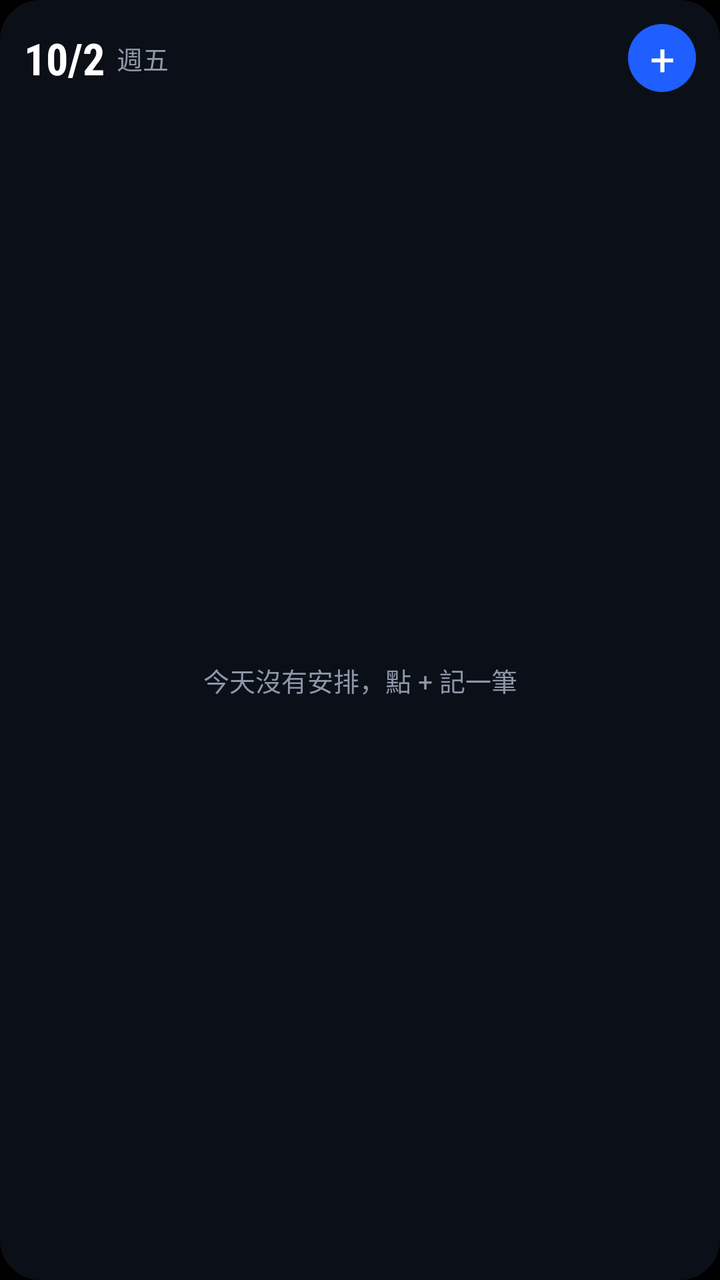
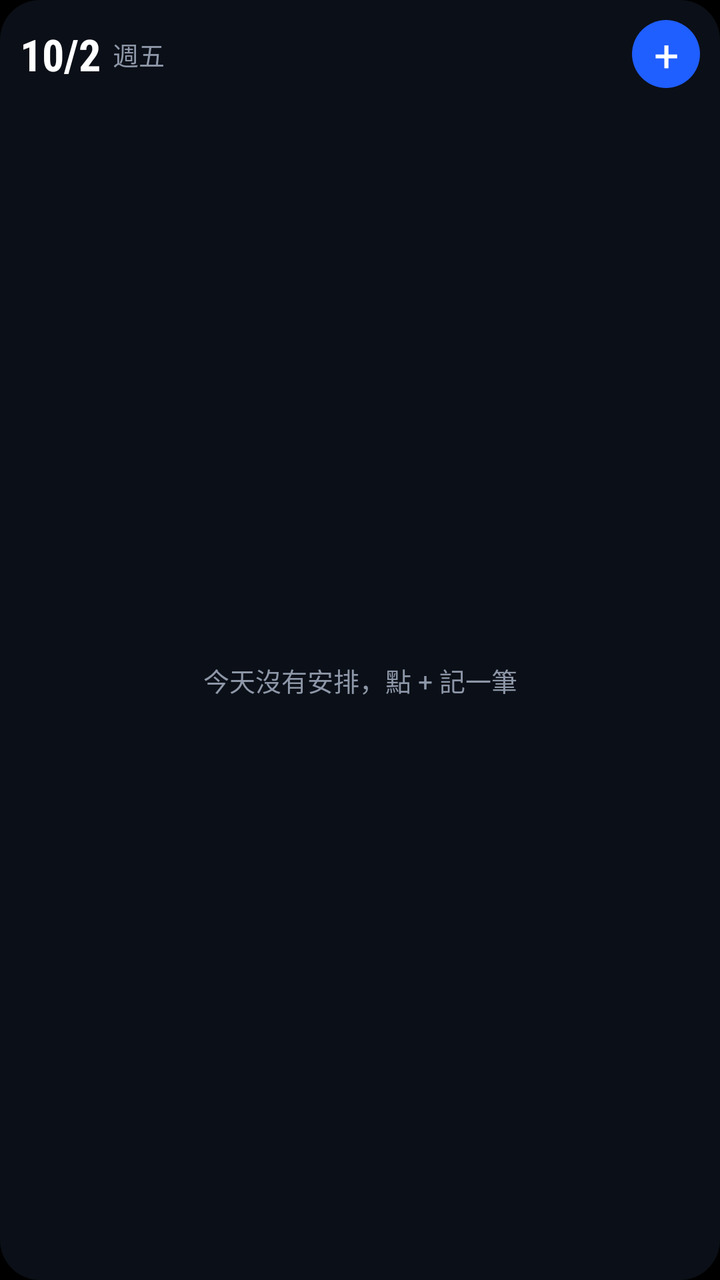

Compare the two renders of this Android layout. The source of the first and the diff that turns it into the second are given below.
<!-- AndroidManifest.xml: application theme AppTheme -->
<!-- res/layout/widget.xml -->
<?xml version="1.0" encoding="utf-8"?>
<LinearLayout xmlns:android="http://schemas.android.com/apk/res/android"
    android:id="@+id/w_root"
    android:layout_width="match_parent"
    android:layout_height="match_parent"
    android:orientation="vertical"
    android:background="@drawable/widget_bg"
    android:padding="12dp">

    <LinearLayout
        android:id="@+id/w_header"
        android:layout_width="match_parent"
        android:layout_height="wrap_content"
        android:orientation="horizontal"
        android:gravity="center_vertical">

        <TextView
            android:id="@+id/w_date"
            android:layout_width="wrap_content"
            android:layout_height="wrap_content"
            android:textColor="#FFFFFF"
            android:textSize="22sp"
            android:textStyle="bold"
            android:fontFamily="sans-serif-condensed"
            android:text="10/2" />

        <TextView
            android:id="@+id/w_dow"
            android:layout_width="0dp"
            android:layout_height="wrap_content"
            android:layout_weight="1"
            android:layout_marginStart="6dp"
            android:textColor="#8D97A8"
            android:textSize="13sp"
            android:text="週五" />

        <TextView
            android:id="@+id/w_add"
            android:layout_width="34dp"
            android:layout_height="34dp"
            android:background="@drawable/add_bg"
            android:gravity="center"
            android:text="+"
            android:textColor="#FFFFFF"
            android:textSize="22sp"
            android:contentDescription="@string/quick_add" />
    </LinearLayout>

    <FrameLayout
        android:layout_width="match_parent"
        android:layout_height="0dp"
        android:layout_weight="1"
        android:layout_marginTop="6dp">

        <ListView
            android:id="@+id/w_list"
            android:layout_width="match_parent"
            android:layout_height="match_parent"
            android:divider="@null"
            android:dividerHeight="0dp" />

        <TextView
            android:id="@+id/w_empty"
            android:layout_width="match_parent"
            android:layout_height="match_parent"
            android:gravity="center"
            android:text="@string/widget_empty"
            android:textColor="#8D97A8"
            android:textSize="13sp" />
    </FrameLayout>
</LinearLayout>
<!-- resources referenced by this layout -->
<resources>
  <!-- drawable add_bg (drawable) -->
  <?xml version="1.0" encoding="utf-8"?>
  <shape xmlns:android="http://schemas.android.com/apk/res/android" android:shape="oval">
      <solid android:color="#1F5EFF" />
  </shape>
  <!-- drawable widget_bg (drawable) -->
  <?xml version="1.0" encoding="utf-8"?>
  <shape xmlns:android="http://schemas.android.com/apk/res/android" android:shape="rectangle">
      <solid android:color="#0B0F17" />
      <corners android:radius="20dp" />
  </shape>
  <string name="quick_add">新增</string>
  <string name="widget_empty">今天沒有安排，點 + 記一筆</string>
  <style name="AppTheme" parent="android:Theme.Material.NoActionBar">
          <item name="android:statusBarColor">#07090D</item>
          <item name="android:navigationBarColor">#07090D</item>
          <item name="android:windowLightStatusBar">false</item>
          <item name="android:windowBackground">@android:color/black</item>
      </style>
</resources>

<!-- the commit's change to res/layout/widget.xml (unified diff, before → after) -->
@@ -5,7 +5,7 @@
     android:layout_height="match_parent"
     android:orientation="vertical"
     android:background="@drawable/widget_bg"
-    android:padding="12dp">
+    android:padding="10dp">
 
     <LinearLayout
         android:id="@+id/w_header"
